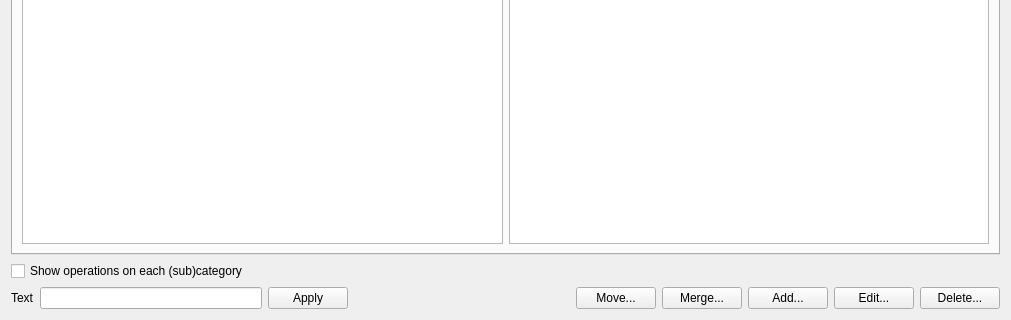
This is app/categoryorganizerwindow.ui in DarkHobbit/homewallet as Qt 5 draws it before an edit; both pictures show x 0 to 1011 and y 204 to 524 of the 1011 by 524 pixel window. The edited form follows.
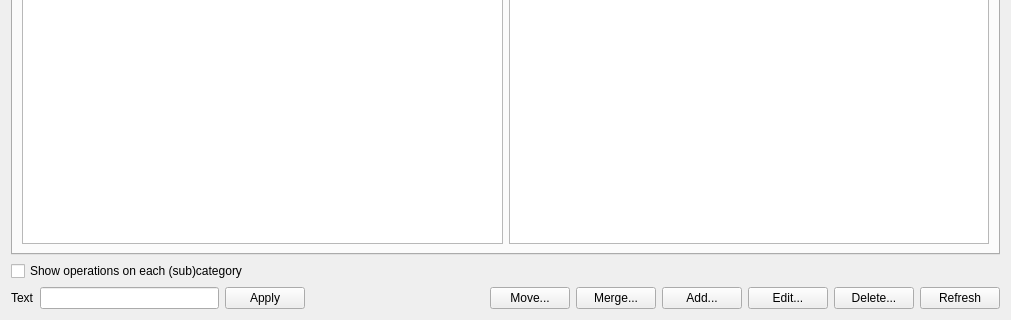
This is the edited form. Icons and pictures are not drawn.

Commit message: Category organizer: add and remove (full refresh)

```diff
--- a/app/categoryorganizerwindow.ui
+++ b/app/categoryorganizerwindow.ui
@@ -167,6 +167,13 @@
        </property>
       </widget>
      </item>
+     <item>
+      <widget class="QPushButton" name="btn_Refresh">
+       <property name="text">
+        <string>Refresh</string>
+       </property>
+      </widget>
+     </item>
     </layout>
    </item>
   </layout>
```
Left out of the diff: 24 changed lines with no effect on the pictures. The commit also changes 26 other files.
